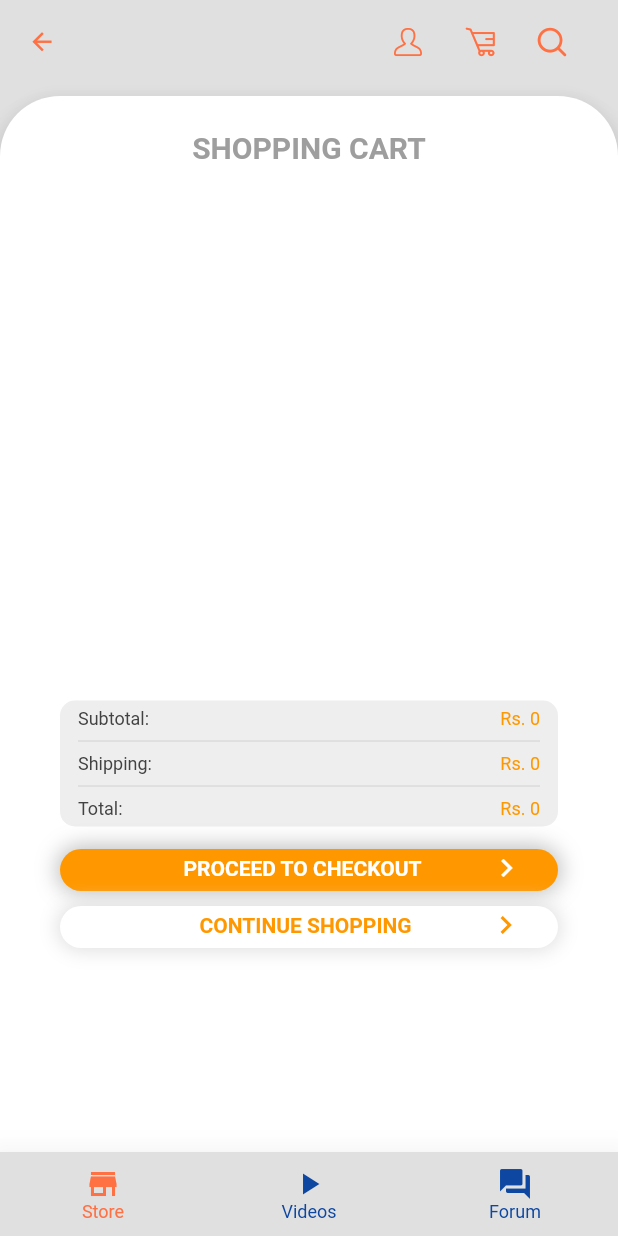
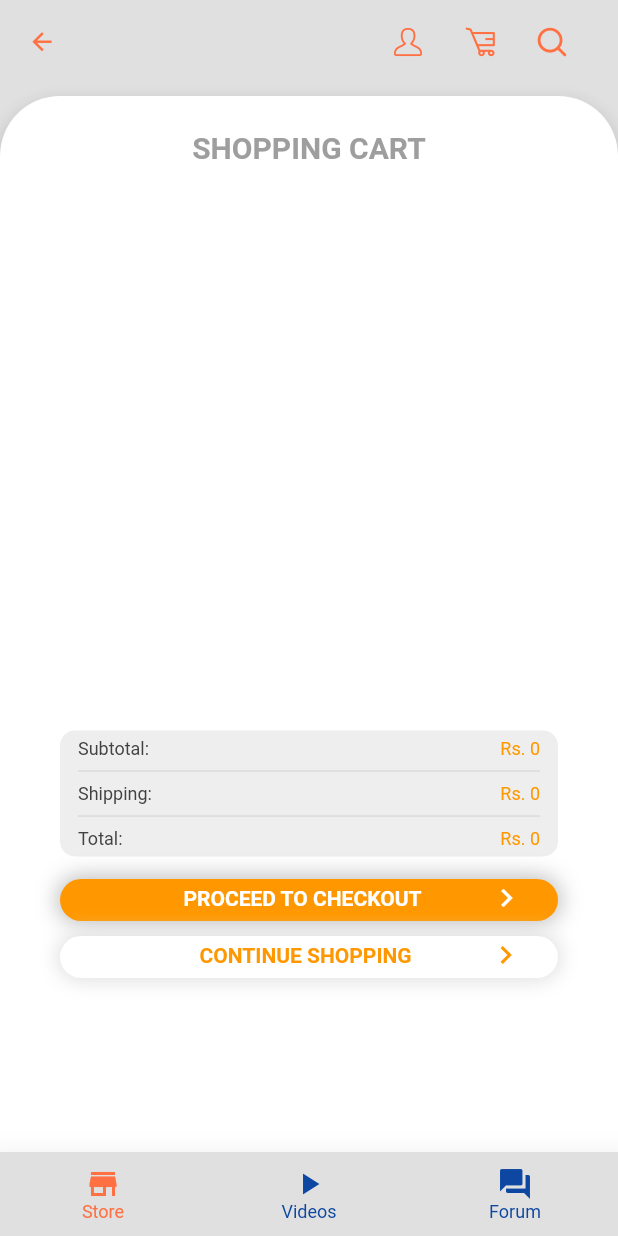
Before and after one commit to SaniahM/Swole-Spartan, a Flutter app: the CartPage screen opened by its route, after a tap on an icon or button, on a phone screen of 412 x 824 dp. Run offline on Flutter 3.47's test engine with Material 2 defaults, Android fonts, the phone set to English and light mode, and no system bars; our stand-ins replace carousel_slider, cloud_firestore, firebase_auth, youtube_player_flutter; accounts and stored records are empty; network calls fail; Roboto replaces fonts that are missing (NeusaNextStf-CompactRegular.otf).

Commit message:
UI fixes

```diff
--- a/lib/cart_sub.dart
+++ b/lib/cart_sub.dart
@@ -35,7 +35,6 @@ class _CartPageSub extends State<CartPageSub> {
               Row(
                 children: <Widget>[
                   Container(
-                    //height: 80,
                     width: 100,
                     color: Colors.white,
                     margin: EdgeInsets.fromLTRB(0, 0, 0, 10),
@@ -106,7 +105,7 @@ class _CartPageSub extends State<CartPageSub> {
     );
   }
 
-  Future<DraggableScrollableSheet> getCartData(context) async {
+  Future<ListView> getCartData(context) async {
     final user = Provider.of<User>(context, listen: false);
     var cart = (await Firestore.instance
             .collection('shopping_cart')
@@ -119,11 +118,8 @@ class _CartPageSub extends State<CartPageSub> {
       products.add((await cart[x].data['product'].get()).data);
       quantity.add(cart[x].data['quantity']);
     }
-    return DraggableScrollableSheet(
-      expand: true,
-      builder: (BuildContext context, ScrollController scrollController) {
-        return ListView.builder(
-          controller: scrollController,
+    return ListView.builder(
+      //build: (BuildContext context, ScrollController scrollController)
           scrollDirection: Axis.vertical,
           itemCount: products.length,
           padding: EdgeInsets.all(0.0),
@@ -139,13 +135,11 @@ class _CartPageSub extends State<CartPageSub> {
                   Divider(),
                 ]);
           },
-        );
-      },
     );
   }
 
   shoppingList(context) {
-    return FutureBuilder<DraggableScrollableSheet>(
+    return FutureBuilder<ListView>(
         future: getCartData(context),
         builder: (context, snapshot) {
           if (snapshot.hasData) {
@@ -196,7 +190,7 @@ class _CartPageSub extends State<CartPageSub> {
             //Scrollable Product List
             Container(
               margin: EdgeInsets.fromLTRB(40, 35, 40, 0),
-              height: 300.0,
+              height: 320.0,
               child: Column(
                 children: <Widget>[
                   Expanded(
```
